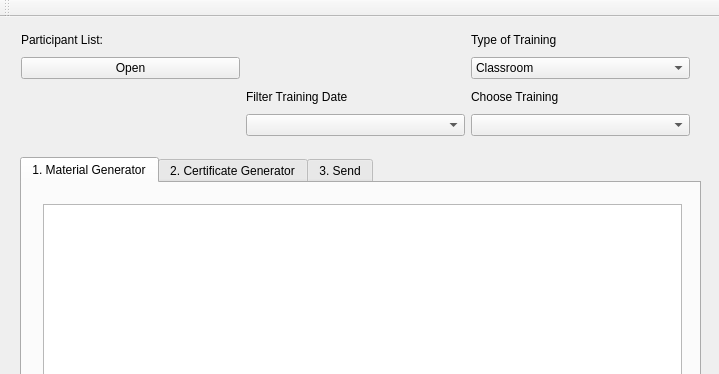
QVllasa/TrainingTool, file ui/mainwindow.ui: the form before one commit; both pictures show x 0 to 719 and y 0 to 374 of the 719 by 583 pixel window.
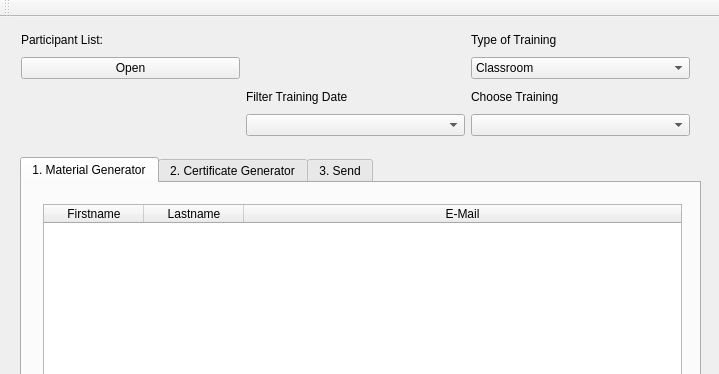
The form after the commit. The open tabs and pages were chosen to show the change.

```diff
--- a/ui/mainwindow.ui
+++ b/ui/mainwindow.ui
@@ -75,7 +75,7 @@
           <set>QAbstractItemView::AnyKeyPressed|QAbstractItemView::DoubleClicked|QAbstractItemView::EditKeyPressed</set>
          </property>
          <attribute name="horizontalHeaderVisible">
-          <bool>false</bool>
+          <bool>true</bool>
          </attribute>
          <attribute name="horizontalHeaderCascadingSectionResizes">
           <bool>false</bool>
```
Left out of the diff: 2 changed lines with no effect on the pictures.
